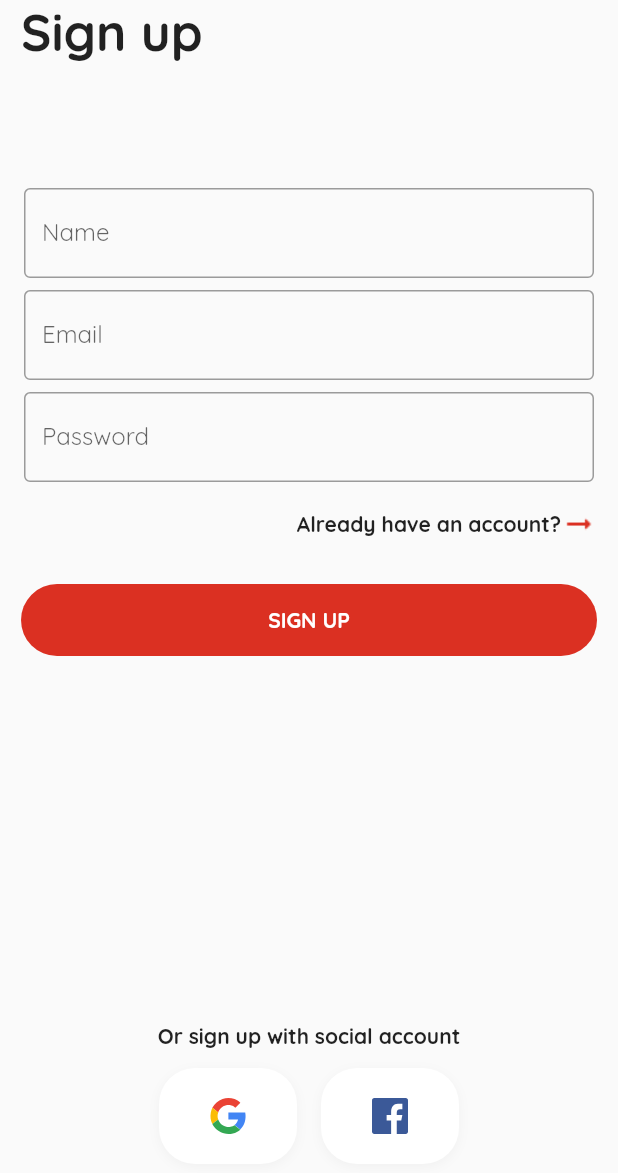
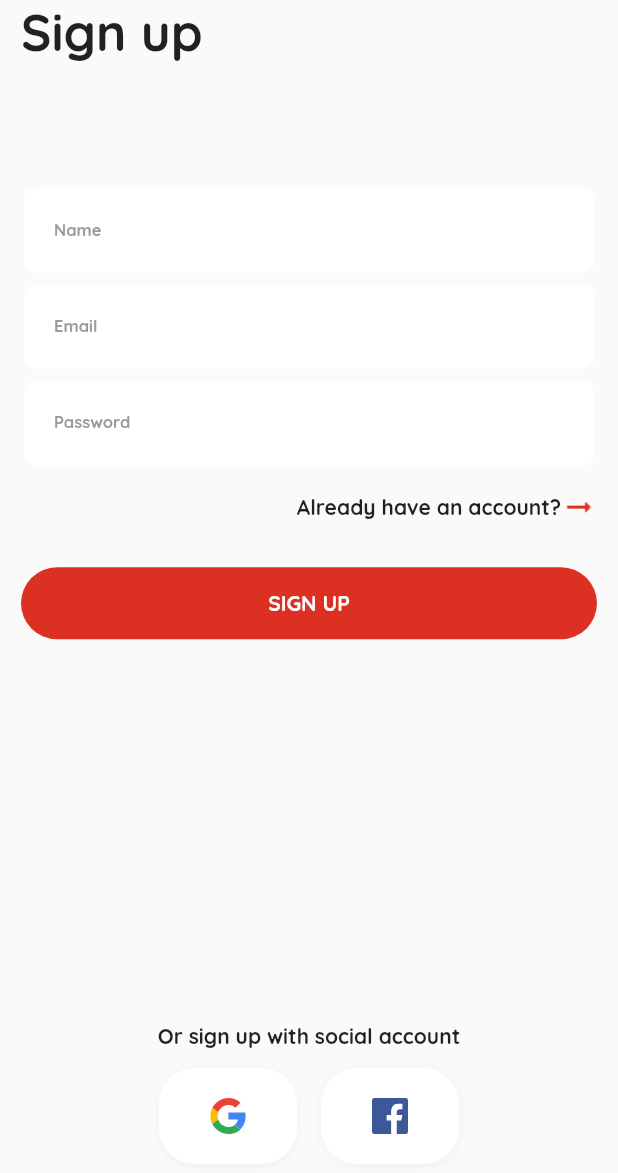
Before and after one commit to Flutter-Project-App/E-commerce-App, a Flutter app: the screen it shows after launch, on a phone screen of 412 x 824 dp. Shown: the top 1173 px of the screen. Run offline on Flutter 3.47's test engine with Material 2 defaults, Android fonts, the phone set to English and light mode, and no system bars; our stand-ins replace flutter_svg, google_fonts.

Commit message:
sign up page

```diff
--- a/lib/pages/authentication/signup/sign_up_page.dart
+++ b/lib/pages/authentication/signup/sign_up_page.dart
@@ -1,6 +1,7 @@
 import 'package:flutter/material.dart';
 import 'package:flutter_application/gen/assets.gen.dart';
 import 'package:flutter_application/theme/constants.dart';
+import 'package:flutter_application/widgets/custom_form_field.dart';
 import 'package:flutter_svg/flutter_svg.dart';
 
 class SignUpPage extends StatefulWidget {
@@ -16,6 +17,8 @@ class _SignUpPageState extends State<SignUpPage> {
   late TextEditingController _name;
   late TextEditingController _email;
   late TextEditingController _password;
+
+  FocusNode nameFocusNote = FocusNode();
 
   @override
   void initState() {
@@ -67,34 +70,51 @@ class _SignUpPageState extends State<SignUpPage> {
                             Container(
                               padding: const EdgeInsets.fromLTRB(2, 0, 2, 0),
                               child: Column(
-                                mainAxisAlignment: MainAxisAlignment.spaceBetween,
+                                mainAxisAlignment:
+                                    MainAxisAlignment.spaceBetween,
                                 children: [
-                                  TextField(
+                                  Container(
+                                    child: CustomTextFormField(
                                       controller: _name,
-                                    obscureText: true,
-                                    decoration: const InputDecoration(
-                                        border: OutlineInputBorder(),
-                                        labelText: 'Name'),
+                                      labelText: 'Name',
+                                    ),
+                                    padding: const EdgeInsets.only(
+                                        left: 20, right: 20),
+                                    decoration: const BoxDecoration(
+                                        color: Colors.white,
+                                        borderRadius: BorderRadius.all(
+                                            Radius.circular(8))),
                                   ),
                                   const SizedBox(
                                     height: 8,
                                   ),
-                                  TextField(
+                                  Container(
+                                    child: CustomTextFormField(
                                       controller: _email,
-                                    obscureText: true,
-                                    decoration: const InputDecoration(
-                                        border: OutlineInputBorder(),
-                                        labelText: 'Email'),
+                                      labelText: 'Email',
+                                    ),
+                                    padding: const EdgeInsets.only(
+                                        left: 20, right: 20),
+                                    decoration: const BoxDecoration(
+                                        color: Colors.white,
+                                        borderRadius: BorderRadius.all(
+                                            Radius.circular(8))),
                                   ),
                                   const SizedBox(
                                     height: 8,
                                   ),
-                                  TextField(
+                                  Container(
+                                    child: CustomTextFormField(
                                       controller: _password,
-                                    obscureText: true,
-                                    decoration: const InputDecoration(
-                                        border: OutlineInputBorder(),
-                                        labelText: 'Password'),
+                                      isPassword: true,
+                                      labelText: 'Password',
+                                    ),
+                                    padding: const EdgeInsets.only(
+                                        left: 20, right: 20),
+                                    decoration: const BoxDecoration(
+                                        color: Colors.white,
+                                        borderRadius: BorderRadius.all(
+                                            Radius.circular(8))),
                                   )
                                 ],
                               ),
@@ -102,25 +122,30 @@ class _SignUpPageState extends State<SignUpPage> {
                             const SizedBox(
                               height: 16,
                             ),
-                            Align(
+                            InkWell(
+                              child: Align(
                                 alignment: Alignment.centerRight,
                                 child: Row(
                                   mainAxisAlignment: MainAxisAlignment.end,
                                   children: [
                                     const Text(
                                       'Already have an account?',
-                                    style: TextStyle(fontWeight: FontWeight.bold),
+                                      style: TextStyle(
+                                          fontWeight: FontWeight.bold),
                                     ),
                                     Image.asset(Assets.icons.arrowRight.path)
                                   ],
                                 ),
+                              ),
+                              onTap: () {},
                             ),
                             const SizedBox(
                               height: 28,
                             ),
                             Container(
                                 width: double.infinity,
-                                padding: const EdgeInsets.only(left: 2, right: 2),
+                                padding:
+                                    const EdgeInsets.only(left: 2, right: 2),
                                 height: 48,
                                 decoration: const BoxDecoration(
                                     color: redMainColor,
@@ -132,8 +157,8 @@ class _SignUpPageState extends State<SignUpPage> {
                                     },
                                     child: const Text(
                                       'SIGN UP',
-                                      style:
-                                          TextStyle(fontWeight: FontWeight.w800),
+                                      style: TextStyle(
+                                          fontWeight: FontWeight.w800),
                                     ))),
                             const Spacer(),
                             Column(
--- /dev/null
+++ b/lib/widgets/custom_form_field.dart
@@ -0,0 +1,45 @@
+import 'package:flutter/material.dart';
+import 'package:flutter/services.dart';
+import 'package:flutter_application/theme/constants.dart';
+
+class CustomTextFormField extends FormField<String> {
+  CustomTextFormField({
+    TextEditingController? controller,
+    Key? key,
+    String? initialValue,
+    String? hintText,
+    String labelText = "",
+    FormFieldSetter<String>? onSaved,
+    FormFieldValidator<String>? validator,
+    bool enabled = true,
+    bool obscureText = true,
+    bool isPassword = false,
+    TextInputType? inputType,
+    List<TextInputFormatter>? inputFormatters,
+    int? maxLength,
+    onTap,
+  }) : super(
+            key: key,
+            validator: validator,
+            onSaved: onSaved,
+            initialValue: initialValue,
+            builder: (FormFieldState state) {
+              return TextField(
+                controller: controller,
+                obscureText: isPassword ? obscureText : false,
+                cursorColor: mainColor,
+                style: const TextStyle(fontWeight: FontWeight.bold),
+                keyboardType: inputType,
+                inputFormatters: inputFormatters,
+                maxLength: maxLength,
+                onChanged: (text) {
+                  state.didChange(text);
+                },
+                decoration: InputDecoration(
+                    enabledBorder: InputBorder.none,
+                    labelStyle:
+                        const TextStyle(color: secondaryColor, fontSize: 11),
+                    labelText: labelText),
+              );
+            });
+}
```
Lines whose indentation alone changed are shown as unchanged.
